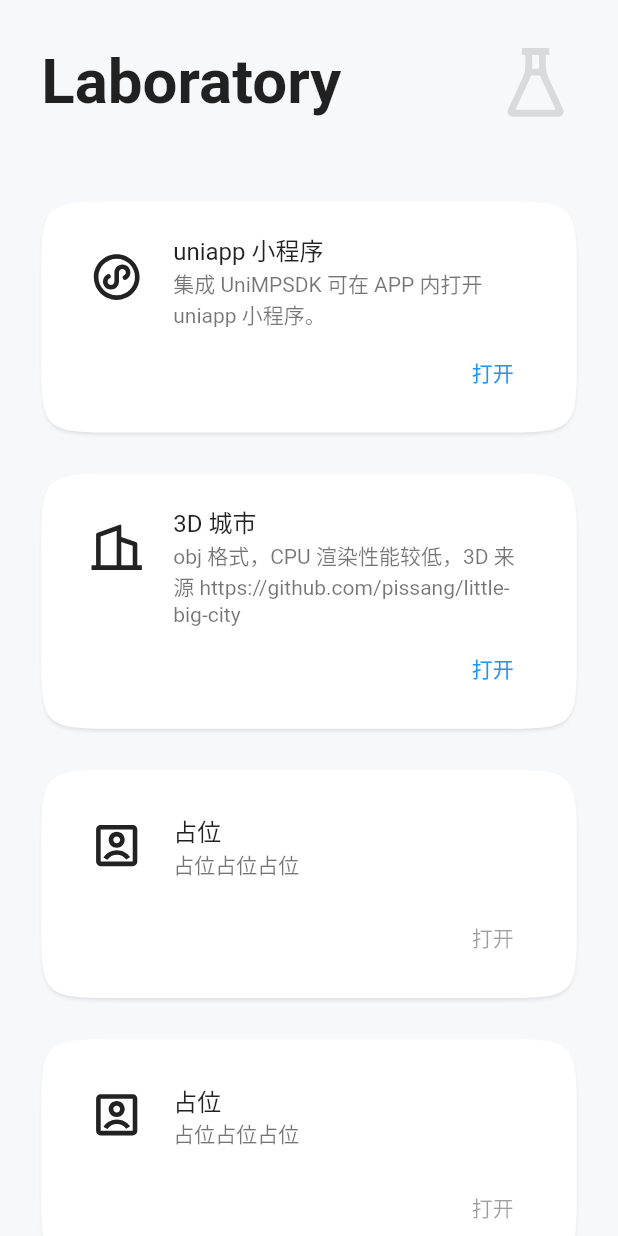
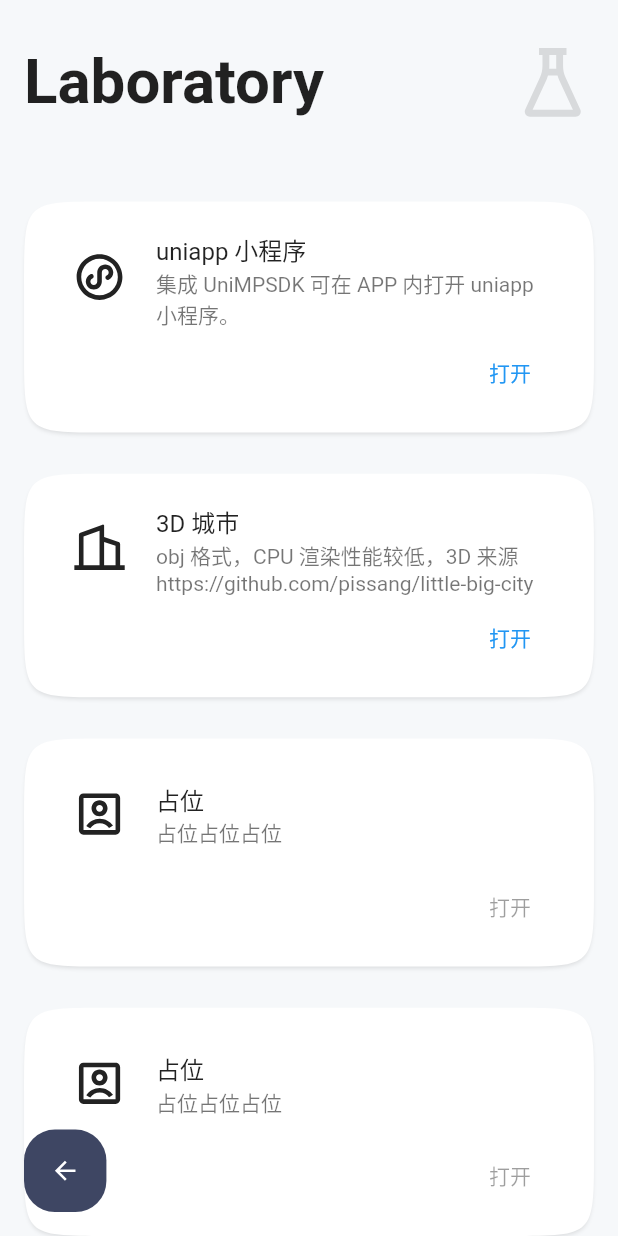
Before and after one commit to AmosHuKe/Mood-Example, a Flutter app: the LaboratoryPage screen opened by its route, on a phone screen of 412 x 824 dp. Run offline on Flutter 3.47's test engine with Material 2 defaults, Android fonts, the phone set to English and light mode, and no system bars; our stand-ins replace card_swiper, file_picker, fl_chart, fluro, flutter_local_notifications, flutter_native_timezone and 12 more; missing offline and left inert: ditredi, excel; accounts and stored records are empty.

Commit message:
feat: 实验室返回按钮

```diff
--- a/lib/views/settings/laboratory/index.dart
+++ b/lib/views/settings/laboratory/index.dart
@@ -6,6 +6,7 @@ import 'package:remixicon/remixicon.dart';
 import 'package:moodexample/themes/app_theme.dart';
 import 'package:moodexample/generated/l10n.dart';
 import 'package:moodexample/widgets/animation/animation.dart';
+import 'package:moodexample/widgets/action_button/action_button.dart';
 
 import 'package:moodexample/views/settings/laboratory/3d/index.dart';
 import 'package:moodexample/views/settings/laboratory/unimp_miniapps/index.dart';
@@ -27,9 +28,32 @@ class _LaboratoryPageState extends State<LaboratoryPage> {
     );
     return Theme(
       data: ThemeData(),
-      child: const Scaffold(
-        backgroundColor: Color(0xFFF6F8FA),
-        body: SafeArea(
+      child: Scaffold(
+        backgroundColor: const Color(0xFFF6F8FA),
+        floatingActionButton: ActionButton(
+          key: const Key("widget_laboratory_back_button"),
+          width: 48.w,
+          height: 48.w,
+          decoration: BoxDecoration(
+            gradient: LinearGradient(
+              colors: [
+                Theme.of(context).primaryColor,
+                Theme.of(context).primaryColor,
+              ],
+            ),
+            borderRadius: BorderRadius.circular(18.w),
+          ),
+          child: Icon(
+            Remix.arrow_left_line,
+            size: 18.sp,
+            color: Colors.white,
+          ),
+          onTap: () {
+            Navigator.pop(context);
+          },
+        ),
+        floatingActionButtonLocation: FloatingActionButtonLocation.startFloat,
+        body: const SafeArea(
           key: Key("widget_laboratory_page"),
           child: LaboratoryBody(),
         ),
@@ -50,7 +74,7 @@ class _LaboratoryBodyState extends State<LaboratoryBody> {
   Widget build(BuildContext context) {
     return ListView(
       padding:
-          EdgeInsets.only(left: 24.w, right: 24.w, top: 24.w, bottom: 20.h),
+          EdgeInsets.only(left: 14.w, right: 14.w, top: 24.w, bottom: 20.h),
       physics: const AlwaysScrollableScrollPhysics(
         parent: BouncingScrollPhysics(),
       ),
```
Also changed, not shown: 1 other file.
